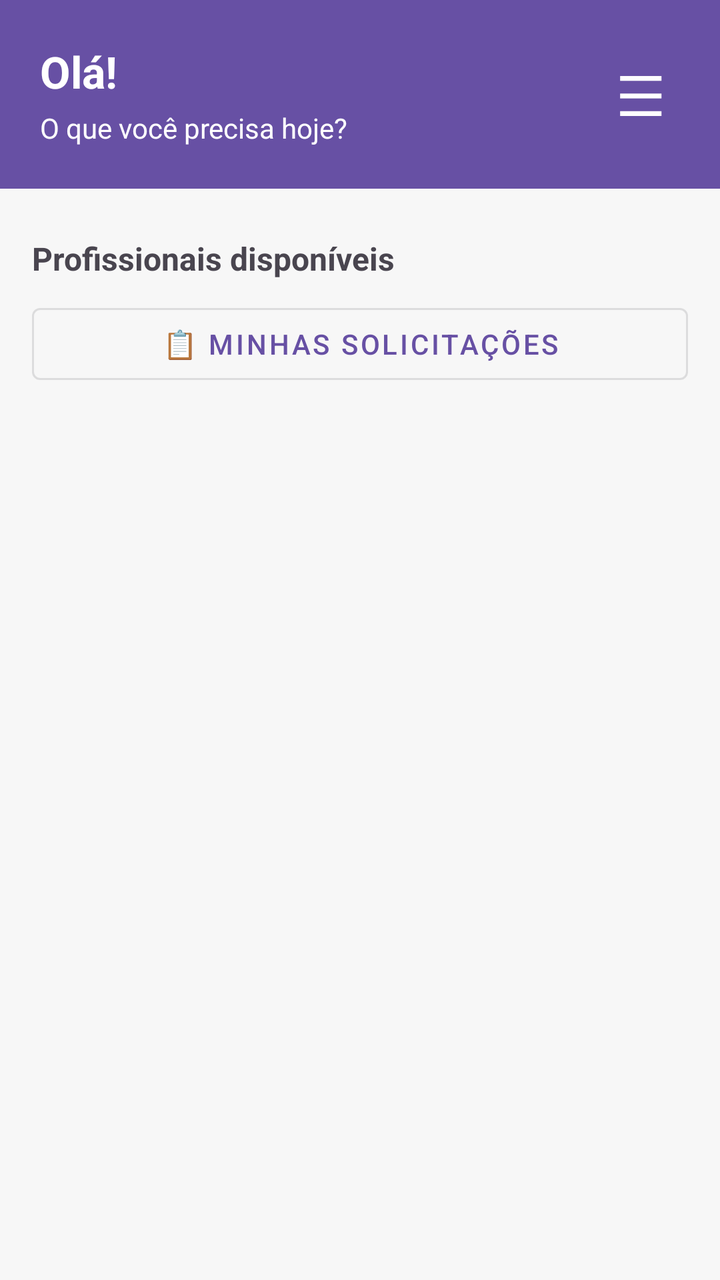
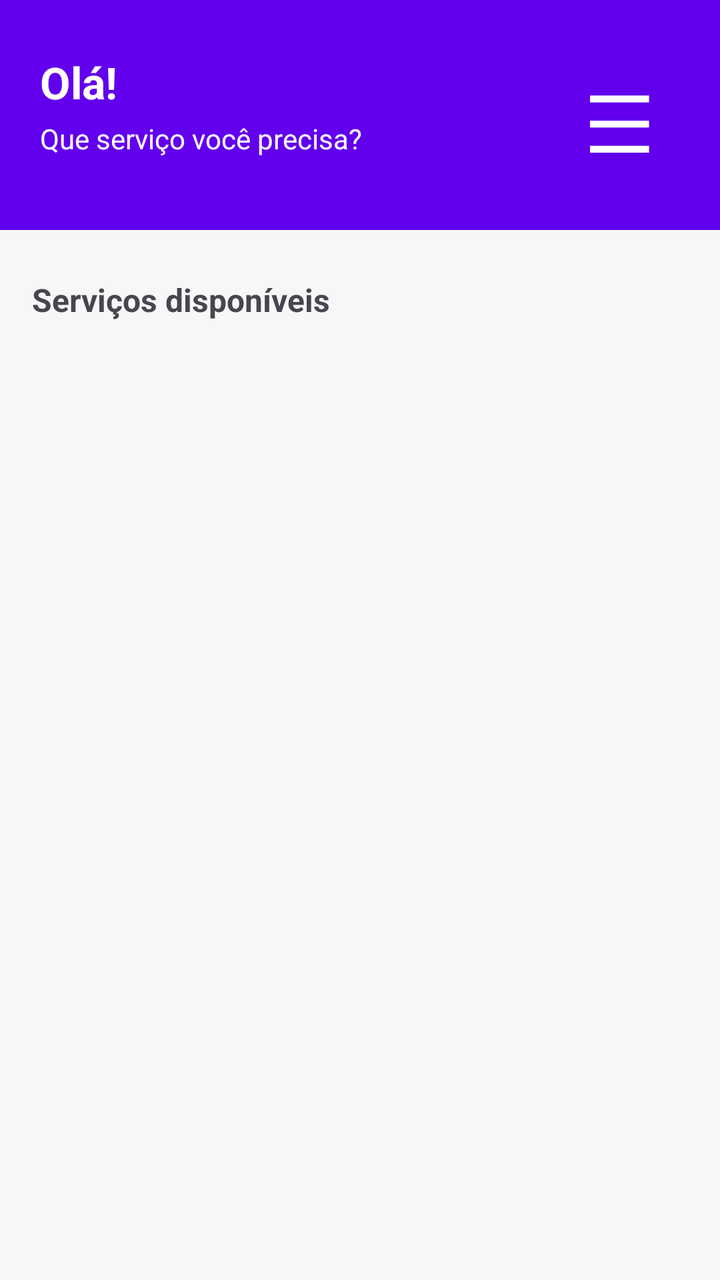

Compare the two renders of this Android layout. The source of the first and the diff that turns it into the second are given below.
<!-- AndroidManifest.xml: application theme Theme.MeuFreela -->
<!-- res/layout/activity_main_cliente.xml -->
<?xml version="1.0" encoding="utf-8"?>
<LinearLayout xmlns:android="http://schemas.android.com/apk/res/android"
    android:layout_width="match_parent"
    android:layout_height="match_parent"
    android:orientation="vertical"
    android:background="#F7F7F7">

    
    <LinearLayout
        android:layout_width="match_parent"
        android:layout_height="wrap_content"
        android:orientation="horizontal"
        android:background="?attr/colorPrimary"
        android:padding="20dp"
        android:gravity="center_vertical">

        <LinearLayout
            android:layout_width="0dp"
            android:layout_height="wrap_content"
            android:layout_weight="1"
            android:orientation="vertical">

            <TextView
                android:id="@+id/textSaudacao"
                android:layout_width="wrap_content"
                android:layout_height="wrap_content"
                android:text="Olá!"
                android:textColor="#FFFFFF"
                android:textSize="22sp"
                android:textStyle="bold" />

            <TextView
                android:layout_width="wrap_content"
                android:layout_height="wrap_content"
                android:text="O que você precisa hoje?"
                android:textColor="#FFFFFF"
                android:textSize="14sp"
                android:layout_marginTop="4dp" />
        </LinearLayout>

        <TextView
            android:id="@+id/botaoMenu"
            android:layout_width="wrap_content"
            android:layout_height="wrap_content"
            android:text="☰"
            android:textSize="28sp"
            android:textColor="#FFFFFF"
            android:padding="8dp" />
    </LinearLayout>

    
    <HorizontalScrollView
        android:layout_width="match_parent"
        android:layout_height="wrap_content"
        android:scrollbars="none"
        android:paddingVertical="12dp">

        <LinearLayout
            android:id="@+id/containerCategorias"
            android:layout_width="wrap_content"
            android:layout_height="wrap_content"
            android:orientation="horizontal"
            android:paddingHorizontal="12dp" />
    </HorizontalScrollView>

    
    <TextView
        android:id="@+id/textTituloLista"
        android:layout_width="wrap_content"
        android:layout_height="wrap_content"
        android:text="Profissionais disponíveis"
        android:textSize="16sp"
        android:textStyle="bold"
        android:paddingHorizontal="16dp"
        android:layout_marginBottom="8dp" />

    <com.google.android.material.button.MaterialButton
        android:id="@+id/botaoMinhasSolicitacoes"
        style="@style/Widget.MaterialComponents.Button.OutlinedButton"
        android:layout_width="match_parent"
        android:layout_height="wrap_content"
        android:layout_marginHorizontal="16dp"
        android:layout_marginBottom="8dp"
        android:text="📋 Minhas Solicitações" />

    <androidx.recyclerview.widget.RecyclerView
        android:id="@+id/recyclerFreelancers"
        android:layout_width="match_parent"
        android:layout_height="0dp"
        android:layout_weight="1"
        android:clipToPadding="false"
        android:paddingHorizontal="8dp"
        android:paddingBottom="16dp" />

    <ProgressBar
        android:id="@+id/progressBar"
        android:layout_width="wrap_content"
        android:layout_height="wrap_content"
        android:layout_gravity="center_horizontal"
        android:visibility="gone" />
</LinearLayout>
<!-- resources referenced by this layout -->
<resources>
  <style name="Theme.MeuFreela" parent="Base.Theme.MeuFreela" />
  <style name="Base.Theme.MeuFreela" parent="Theme.Material3.DayNight.NoActionBar">
          
          
      </style>
</resources>

<!-- the commit's change to res/layout/activity_main_cliente.xml (unified diff, before → after) -->
@@ -5,23 +5,21 @@
     android:orientation="vertical"
     android:background="#F7F7F7">
 
-    
     <LinearLayout
         android:layout_width="match_parent"
-        android:layout_height="wrap_content"
+        android:layout_height="115dp"
+        android:background="#6200EE"
+        android:gravity="center_vertical"
         android:orientation="horizontal"
-        android:background="?attr/colorPrimary"
-        android:padding="20dp"
-        android:gravity="center_vertical">
+        android:padding="20dp">
 
         <LinearLayout
-            android:layout_width="0dp"
-            android:layout_height="wrap_content"
+            android:layout_width="317dp"
+            android:layout_height="62dp"
             android:layout_weight="1"
             android:orientation="vertical">
 
             <TextView
-                android:id="@+id/textSaudacao"
                 android:layout_width="wrap_content"
                 android:layout_height="wrap_content"
                 android:text="Olá!"
@@ -32,23 +30,22 @@
             <TextView
                 android:layout_width="wrap_content"
                 android:layout_height="wrap_content"
-                android:text="O que você precisa hoje?"
+                android:layout_marginTop="4dp"
+                android:text="Que serviço você precisa?"
                 android:textColor="#FFFFFF"
-                android:textSize="14sp"
-                android:layout_marginTop="4dp" />
+                android:textSize="14sp" />
         </LinearLayout>
 
         <TextView
             android:id="@+id/botaoMenu"
-            android:layout_width="wrap_content"
-            android:layout_height="wrap_content"
+            android:layout_width="55dp"
+            android:layout_height="64dp"
+            android:padding="8dp"
             android:text="☰"
-            android:textSize="28sp"
             android:textColor="#FFFFFF"
-            android:padding="8dp" />
+            android:textSize="40sp" />
     </LinearLayout>
 
-    
     <HorizontalScrollView
         android:layout_width="match_parent"
         android:layout_height="wrap_content"
@@ -63,28 +60,17 @@
             android:paddingHorizontal="12dp" />
     </HorizontalScrollView>
 
-    
     <TextView
-        android:id="@+id/textTituloLista"
         android:layout_width="wrap_content"
         android:layout_height="wrap_content"
-        android:text="Profissionais disponíveis"
+        android:text="Serviços disponíveis"
         android:textSize="16sp"
         android:textStyle="bold"
         android:paddingHorizontal="16dp"
         android:layout_marginBottom="8dp" />
 
-    <com.google.android.material.button.MaterialButton
-        android:id="@+id/botaoMinhasSolicitacoes"
-        style="@style/Widget.MaterialComponents.Button.OutlinedButton"
-        android:layout_width="match_parent"
-        android:layout_height="wrap_content"
-        android:layout_marginHorizontal="16dp"
-        android:layout_marginBottom="8dp"
-        android:text="📋 Minhas Solicitações" />
-
     <androidx.recyclerview.widget.RecyclerView
-        android:id="@+id/recyclerFreelancers"
+        android:id="@+id/recyclerServicos"
         android:layout_width="match_parent"
         android:layout_height="0dp"
         android:layout_weight="1"
